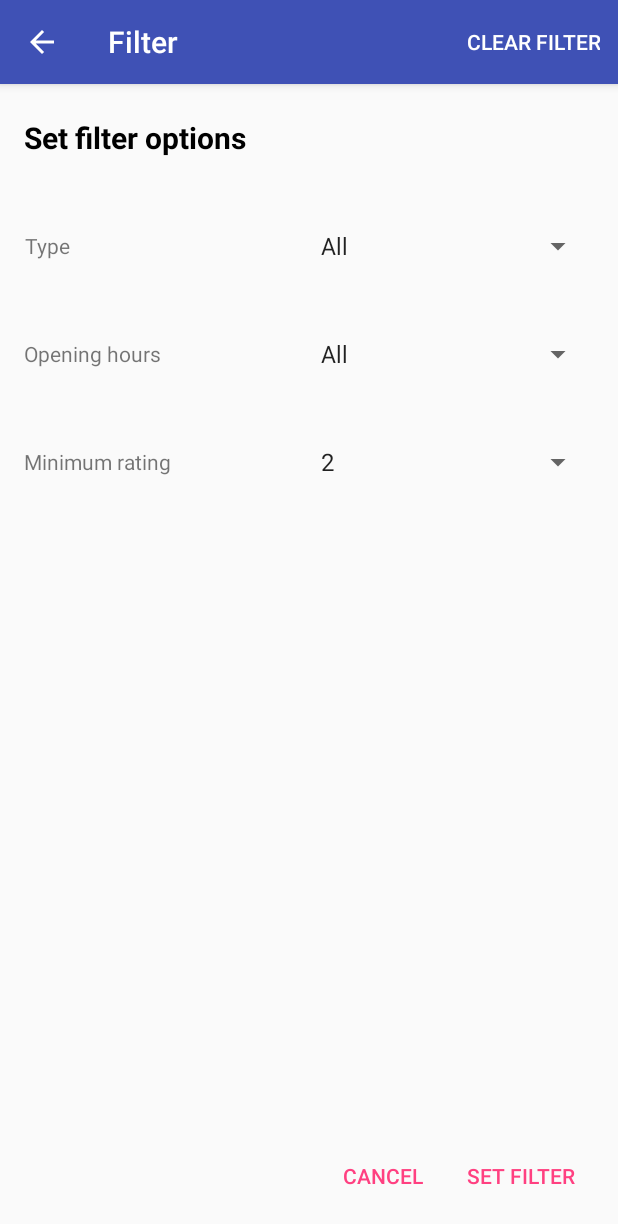
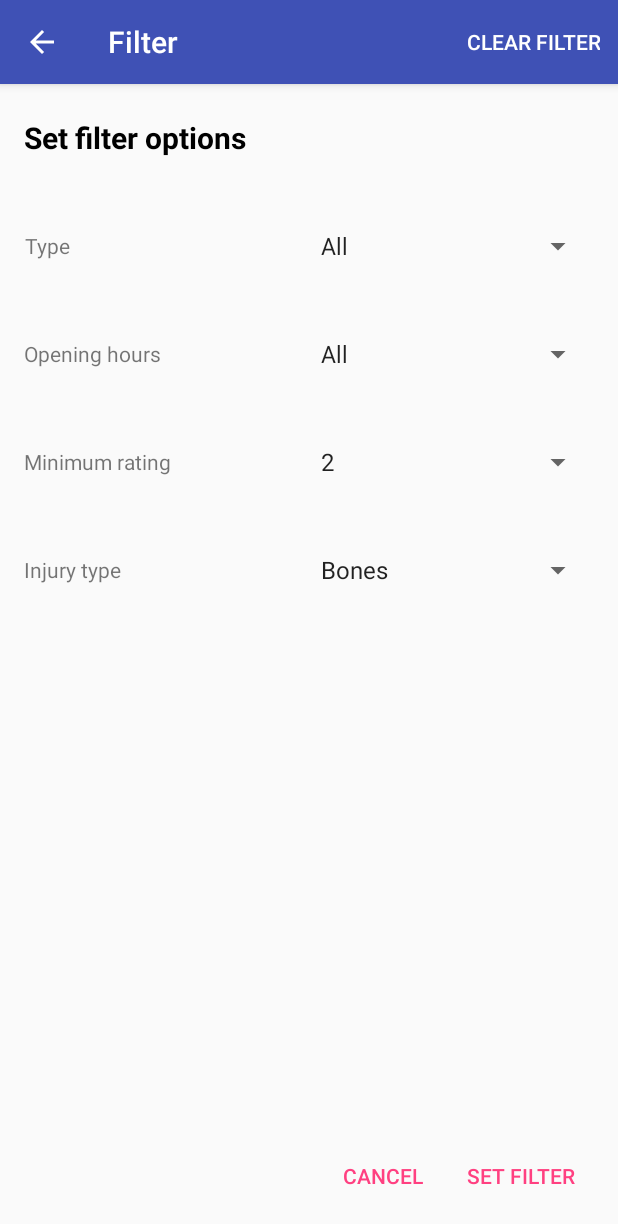
Before and after one commit to lol2kpe/EDA397_Team3, an Android app: the FilterActivity screen opened directly, with no data from a screen before it, on a phone screen of 412 x 824 dp. Shown: the top 1224 px of the screen. Run offline under Robolectric (Android 15) with nearby library versions, the phone set to English and light mode, and no system bars.

Commit message:
Add Injury typ filter option

```diff
--- a/app/src/main/java/com/lol2kpe/h4u/FilterActivity.java
+++ b/app/src/main/java/com/lol2kpe/h4u/FilterActivity.java
@@ -32,13 +32,15 @@ public class FilterActivity extends AppCompatActivity {
     private final String TYPE = "type";
     private final String OPENING_HOUR = "openingHour";
     private final String RATING = "rating";
+	private final String INJURYTYPE = "injuryType";
 
     private final int DEFAULT_TYPE_VALUE = 0;
     private final int DEFAULT_OPENING_HOURS_VALUE = 0;
     private final int DEFAULT_RATING_VALUE = 1;
+	private final int DEFAULT_INJURYTYPE_VALUE = 0;
 
     public static HashMap <String, Integer> filterSelections;
-    private Spinner spinnerType, spinnerOpeningHours, spinnerRating;
+    private Spinner spinnerType, spinnerOpeningHours, spinnerRating, spinnerInjuryType;
 
     Intent returnIntent;
 
@@ -67,6 +69,7 @@ public class FilterActivity extends AppCompatActivity {
         spinnerType = (Spinner)findViewById(R.id.spinner_type);
         spinnerOpeningHours = (Spinner)findViewById(R.id.spinner_openinghours);
         spinnerRating = (Spinner)findViewById(R.id.spinner_rating);
+	    spinnerInjuryType = (Spinner)findViewById(R.id.spinner_injurytype);
 
         // Create Adapter objects with data items for the Spinner objects
         ArrayAdapter<CharSequence> adapterType = ArrayAdapter.createFromResource(this,
@@ -75,16 +78,20 @@ public class FilterActivity extends AppCompatActivity {
                 R.array.activity_filter_openinghours_options, android.R.layout.simple_spinner_item);
         ArrayAdapter<CharSequence> adapterRating = ArrayAdapter.createFromResource(this,
                 R.array.activity_filter_rating_options, android.R.layout.simple_spinner_item);
+	    ArrayAdapter<CharSequence> adapterInjuryType = ArrayAdapter.createFromResource(this,
+			    R.array.activity_filter_injurytype_options, android.R.layout.simple_spinner_item);
 
         // Set the View for the items in the data set in the Adapter objects
         adapterType.setDropDownViewResource(android.R.layout.simple_spinner_dropdown_item);
         adapterOpeningHours.setDropDownViewResource(android.R.layout.simple_spinner_dropdown_item);
         adapterRating.setDropDownViewResource(android.R.layout.simple_spinner_dropdown_item);
+	    adapterInjuryType.setDropDownViewResource(android.R.layout.simple_spinner_dropdown_item);
 
         // Set the Adapter objects to their respective Spinner objects
         spinnerType.setAdapter(adapterType);
         spinnerOpeningHours.setAdapter(adapterOpeningHours);
         spinnerRating.setAdapter(adapterRating);
+	    spinnerInjuryType.setAdapter(adapterInjuryType);
 
         // If the app/activity is started for the first time, create a HashMap to store values
         if(filterSelections == null) {
@@ -149,6 +156,7 @@ public class FilterActivity extends AppCompatActivity {
         spinnerType.setSelection(DEFAULT_TYPE_VALUE);
         spinnerOpeningHours.setSelection(DEFAULT_OPENING_HOURS_VALUE);
         spinnerRating.setSelection(DEFAULT_RATING_VALUE);
+	    spinnerInjuryType.setSelection(DEFAULT_INJURYTYPE_VALUE);
     }
 
     /**
@@ -159,6 +167,7 @@ public class FilterActivity extends AppCompatActivity {
         filterSelections.put(TYPE, spinnerType.getSelectedItemPosition());
         filterSelections.put(OPENING_HOUR, spinnerOpeningHours.getSelectedItemPosition());
         filterSelections.put(RATING, spinnerRating.getSelectedItemPosition());
+	    filterSelections.put(INJURYTYPE, spinnerInjuryType.getSelectedItemPosition());
     }
 
     /**
@@ -169,6 +178,7 @@ public class FilterActivity extends AppCompatActivity {
         spinnerType.setSelection(filterSelections.get(TYPE));
         spinnerOpeningHours.setSelection(filterSelections.get(OPENING_HOUR));
         spinnerRating.setSelection(filterSelections.get(RATING));
+	    spinnerInjuryType.setSelection(filterSelections.get(INJURYTYPE));
     }
 
     /**
@@ -201,6 +211,15 @@ public class FilterActivity extends AppCompatActivity {
                 iterator.remove();
         }
         returnData(returnList);
+
+	    // Injury type filter
+	    iterator = returnList.iterator();
+	    while (iterator.hasNext()) {
+		    Place item = iterator.next();
+		    if (!checkRating(filterSelections.get(INJURYTYPE), item))
+			    iterator.remove();
+	    }
+	    returnData(returnList);
     }
 
     @SuppressWarnings({"unchecked"})
@@ -259,7 +278,7 @@ public class FilterActivity extends AppCompatActivity {
             case 1:
                 return p instanceof Hospital;
             case 2:
-                return p instanceof  Pharmacy;
+                return p instanceof Pharmacy;
             default:
                 return false;
         }
@@ -294,6 +313,26 @@ public class FilterActivity extends AppCompatActivity {
         }
     }
 
+	/**
+	 * The method takes the selected item position of the "Injury type" spinner and checks
+	 * the rating value of the selected position against the value of the Place object.
+	 * The method returns true if the rating value of the Place object is equal or higher
+	 * to the rating value of the selected rating value of the "Rating" spinner.
+	 *
+	 * @param pos   The current item position of the "Injury Type" spinner.
+	 * @param p     The current Place object.
+	 * @return      True if the rating value of the Place object is equal or higher than
+	 *              the current rating value of the selected rating value of the "Rating"
+	 *              spinner, else returns false.
+	 */
+	private boolean checkInjuryType(int pos, Place p) {
+		switch(pos) {
+            // TODO Implement this
+			default:
+				return false;
+		}
+	}
+
     /**
      * Returns an ArrayList of filtered Place objects to the MainActivity.
      *
--- a/app/src/main/res/layout/activity_filter.xml
+++ b/app/src/main/res/layout/activity_filter.xml
@@ -65,6 +65,13 @@
                 android:gravity="center"
                 android:text="@string/activity_filter_rating"/>
 
+            <TextView
+                android:id="@+id/textInjuryType"
+                android:layout_width="match_parent"
+                android:layout_height="72dp"
+                android:gravity="center_vertical"
+                android:text="@string/activity_filter_injurytype"/>
+
         </LinearLayout>
 
         <LinearLayout
@@ -86,6 +93,11 @@
 
             <Spinner
                 android:id="@+id/spinner_rating"
+                android:layout_width="match_parent"
+                android:layout_height="72dp"/>
+
+            <Spinner
+                android:id="@+id/spinner_injurytype"
                 android:layout_width="match_parent"
                 android:layout_height="72dp"/>
 
--- a/app/src/main/res/values/strings.xml
+++ b/app/src/main/res/values/strings.xml
@@ -38,6 +38,14 @@
         <item>4</item>
         <item>5</item>
     </string-array>
+    <!-- Filter injury type option -->
+    <string-array name="activity_filter_injurytype_options">
+        <item>Bones</item>
+        <item>Skin</item>
+        <item>Muscles</item>
+        <item>Illness</item>
+    </string-array>
+
     <!-- Main/FilterActivity Intent Names -->
     <string name="object_data">objects</string>
     <string name="filtered_data">result</string>
@@ -51,6 +59,7 @@
     <string name="action_settings">Settings</string>
     <string name="title_activity_main">MainActivity</string>
     <string name="title_activity_maps">Map</string>
+    <string name="activity_filter_injurytype">Injury type</string>
 
     <string name="activity_profile">ProfileActivity</string>
 </resources>
```
